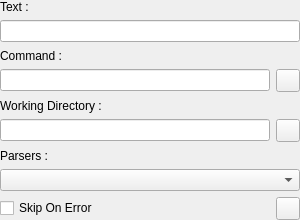
Old version of the form v2/branches/dev/monkey/src/consolemanager/CommandEditor.ui in the repository testmana2/mks.
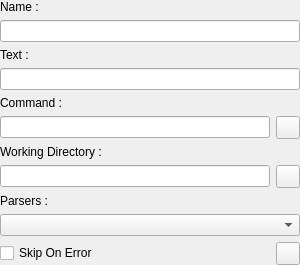
New version of the form. Icons and pictures are not drawn. Custom widgets are drawn as their Qt base class.

Commit message: Handle command name

Patch:
```diff
--- a/v2/branches/dev/monkey/src/consolemanager/CommandEditor.ui
+++ b/v2/branches/dev/monkey/src/consolemanager/CommandEditor.ui
@@ -7,14 +7,14 @@
     <x>0</x>
     <y>0</y>
     <width>300</width>
-    <height>220</height>
+    <height>265</height>
    </rect>
   </property>
   <layout class="QGridLayout" name="gridLayout">
    <property name="margin">
     <number>0</number>
    </property>
-   <item row="0" column="0">
+   <item row="3" column="0" colspan="2">
     <widget class="QLabel" name="lText">
      <property name="sizePolicy">
       <sizepolicy hsizetype="Preferred" vsizetype="Maximum">
@@ -27,10 +27,10 @@
      </property>
     </widget>
    </item>
-   <item row="1" column="0" colspan="2">
+   <item row="4" column="0" colspan="2">
     <widget class="QLineEdit" name="leText"/>
    </item>
-   <item row="2" column="0">
+   <item row="5" column="0" colspan="2">
     <widget class="QLabel" name="lCommand">
      <property name="sizePolicy">
       <sizepolicy hsizetype="Expanding" vsizetype="Preferred">
@@ -43,10 +43,10 @@
      </property>
     </widget>
    </item>
-   <item row="3" column="0">
+   <item row="6" column="0">
     <widget class="QLineEdit" name="leCommand"/>
    </item>
-   <item row="3" column="1">
+   <item row="6" column="1">
     <widget class="QToolButton" name="tbCommand">
      <property name="icon">
       <iconset resource="../resources/resources.qrc">
@@ -54,7 +54,7 @@
      </property>
     </widget>
    </item>
-   <item row="4" column="0" colspan="2">
+   <item row="7" column="0" colspan="2">
     <widget class="QLabel" name="lWorkDir">
      <property name="sizePolicy">
       <sizepolicy hsizetype="Expanding" vsizetype="Preferred">
@@ -67,10 +67,10 @@
      </property>
     </widget>
    </item>
-   <item row="5" column="0">
+   <item row="8" column="0">
     <widget class="QLineEdit" name="leWorkDir"/>
    </item>
-   <item row="5" column="1">
+   <item row="8" column="1">
     <widget class="QToolButton" name="tbWorkDir">
      <property name="icon">
       <iconset resource="../resources/resources.qrc">
@@ -78,7 +78,7 @@
      </property>
     </widget>
    </item>
-   <item row="6" column="0">
+   <item row="9" column="0" colspan="2">
     <widget class="QLabel" name="lParsers">
      <property name="sizePolicy">
       <sizepolicy hsizetype="Expanding" vsizetype="Preferred">
@@ -91,10 +91,10 @@
      </property>
     </widget>
    </item>
-   <item row="7" column="0" colspan="2">
+   <item row="10" column="0" colspan="2">
     <widget class="pCheckComboBox" name="ccParsers"/>
    </item>
-   <item row="8" column="0">
+   <item row="11" column="0">
     <widget class="QCheckBox" name="cbSkipOnError">
      <property name="sizePolicy">
       <sizepolicy hsizetype="Expanding" vsizetype="Fixed">
@@ -107,7 +107,7 @@
      </property>
     </widget>
    </item>
-   <item row="8" column="1">
+   <item row="11" column="1">
     <widget class="QToolButton" name="tbHelp">
      <property name="icon">
       <iconset resource="../resources/resources.qrc">
@@ -115,6 +115,22 @@
      </property>
     </widget>
    </item>
+   <item row="1" column="0" colspan="2">
+    <widget class="QLineEdit" name="leName"/>
+   </item>
+   <item row="0" column="0" colspan="2">
+    <widget class="QLabel" name="lName">
+     <property name="sizePolicy">
+      <sizepolicy hsizetype="Preferred" vsizetype="Maximum">
+       <horstretch>0</horstretch>
+       <verstretch>0</verstretch>
+      </sizepolicy>
+     </property>
+     <property name="text">
+      <string>Name :</string>
+     </property>
+    </widget>
+   </item>
   </layout>
  </widget>
  <customwidgets>
```
The commit also changes 1 other file.
